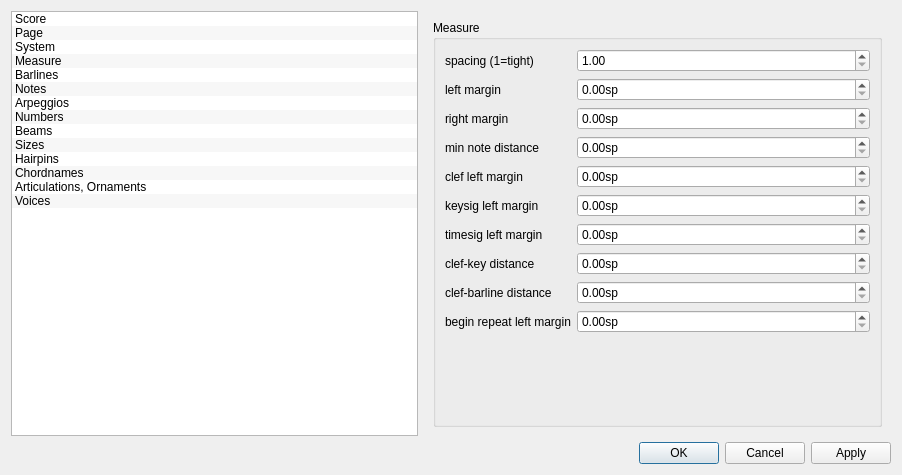
musescore/musescore-old, file mscore/mscore/editstyle.ui: the form before one commit.
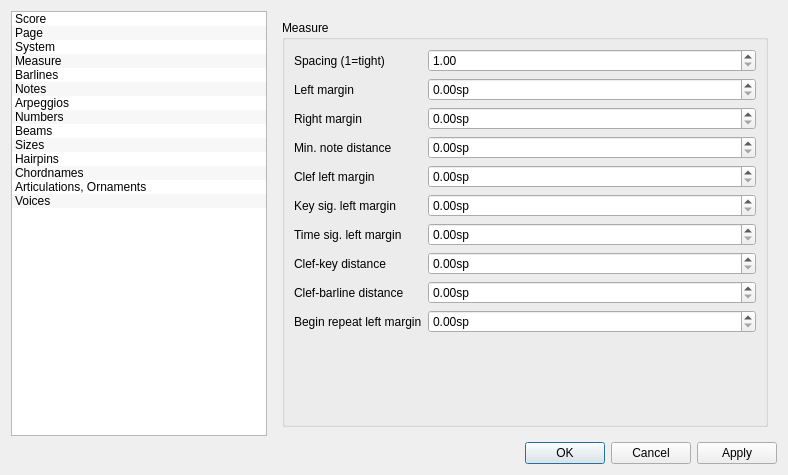
The form after the commit. The open tabs and pages were chosen to show the change. Icons and pictures are not drawn.

Diff of the .ui file:
```diff
--- a/mscore/mscore/editstyle.ui
+++ b/mscore/mscore/editstyle.ui
@@ -6,7 +6,7 @@
    <rect>
     <x>0</x>
     <y>0</y>
-    <width>902</width>
+    <width>788</width>
     <height>475</height>
    </rect>
   </property>
@@ -18,7 +18,7 @@
     <widget class="QListWidget" name="pageList">
      <property name="sizePolicy">
       <sizepolicy hsizetype="MinimumExpanding" vsizetype="Expanding">
-       <horstretch>0</horstretch>
+       <horstretch>2</horstretch>
        <verstretch>0</verstretch>
       </sizepolicy>
      </property>
@@ -130,7 +130,7 @@
     <widget class="QStackedWidget" name="stackedWidget">
      <property name="sizePolicy">
       <sizepolicy hsizetype="Expanding" vsizetype="Expanding">
-       <horstretch>0</horstretch>
+       <horstretch>4</horstretch>
        <verstretch>0</verstretch>
       </sizepolicy>
      </property>
@@ -751,7 +751,7 @@
             <item row="0" column="0">
              <widget class="QLabel" name="label_11">
               <property name="text">
-               <string>spacing (1=tight)</string>
+               <string>Spacing (1=tight)</string>
               </property>
               <property name="textFormat">
                <enum>Qt::AutoText</enum>
@@ -777,7 +777,7 @@
             <item row="1" column="0">
              <widget class="QLabel" name="label_12">
               <property name="text">
-               <string>left margin</string>
+               <string>Left margin</string>
               </property>
               <property name="wordWrap">
                <bool>true</bool>
@@ -800,7 +800,7 @@
             <item row="2" column="0">
              <widget class="QLabel" name="label_13">
               <property name="text">
-               <string>right margin</string>
+               <string>Right margin</string>
               </property>
               <property name="wordWrap">
                <bool>true</bool>
@@ -823,7 +823,7 @@
             <item row="3" column="0">
              <widget class="QLabel" name="label_14">
               <property name="text">
-               <string>min note distance</string>
+               <string>Min. note distance</string>
               </property>
               <property name="wordWrap">
                <bool>true</bool>
@@ -846,7 +846,7 @@
             <item row="4" column="0">
              <widget class="QLabel" name="label_18">
               <property name="text">
-               <string>clef left margin</string>
+               <string>Clef left margin</string>
               </property>
               <property name="wordWrap">
                <bool>true</bool>
@@ -869,7 +869,7 @@
             <item row="5" column="0">
              <widget class="QLabel" name="label_19">
               <property name="text">
-               <string>keysig left margin</string>
+               <string>Key sig. left margin</string>
               </property>
               <property name="wordWrap">
                <bool>true</bool>
@@ -892,7 +892,7 @@
             <item row="6" column="0">
              <widget class="QLabel" name="label_20">
               <property name="text">
-               <string>timesig left margin</string>
+               <string>Time sig. left margin</string>
               </property>
               <property name="wordWrap">
                <bool>true</bool>
@@ -915,7 +915,7 @@
             <item row="7" column="0">
              <widget class="QLabel" name="label_21">
               <property name="text">
-               <string>clef-key distance</string>
+               <string>Clef-key distance</string>
               </property>
               <property name="wordWrap">
                <bool>true</bool>
@@ -938,7 +938,7 @@
             <item row="8" column="0">
              <widget class="QLabel" name="label_53">
               <property name="text">
-               <string>clef-barline distance</string>
+               <string>Clef-barline distance</string>
               </property>
               <property name="wordWrap">
                <bool>true</bool>
@@ -955,7 +955,7 @@
             <item row="9" column="0">
              <widget class="QLabel" name="label_17">
               <property name="text">
-               <string>begin repeat left margin</string>
+               <string>Begin repeat left margin</string>
               </property>
               <property name="wordWrap">
                <bool>true</bool>
```
Left out of the diff: 100 changed lines with no effect on the pictures.
